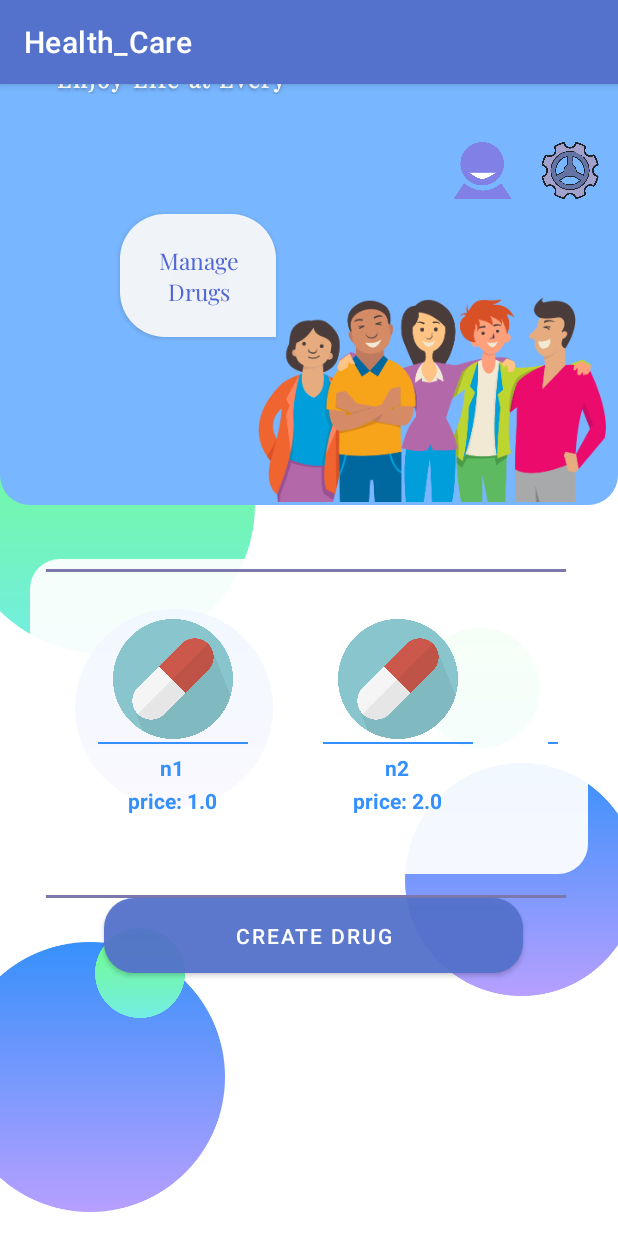
After one commit to mohammadhnz/Health-care, an Android app: the AdminMainPage screen opened directly, with no data from a screen before it, on a phone screen of 412 x 824 dp. The commit adds this screen. Run offline under Robolectric (Android 15) with nearby library versions, the phone set to English and light mode, and no system bars; Roboto replaces fonts that are not available here.

Commit message:
feat: add admin page and create drug

```diff
--- a/app/src/main/AndroidManifest.xml
+++ b/app/src/main/AndroidManifest.xml
@@ -9,6 +9,12 @@
         android:roundIcon="@mipmap/ic_launcher_round"
         android:supportsRtl="true"
         android:theme="@style/Theme.Health_Care">
+        <activity
+            android:name=".activities.CreateDrugPage"
+            android:exported="false" />
+        <activity
+            android:name=".activities.AdminMainPage"
+            android:exported="false" />
         <activity
             android:name=".activities.DrugPage"
             android:exported="false" />
--- /dev/null
+++ b/app/src/main/java/com/example/health_care/activities/AdminMainPage.java
@@ -0,0 +1,81 @@
+package com.example.health_care.activities;
+
+import androidx.appcompat.app.AppCompatActivity;
+import androidx.appcompat.widget.AppCompatButton;
+import androidx.recyclerview.widget.LinearLayoutManager;
+import androidx.recyclerview.widget.RecyclerView;
+
+import android.annotation.SuppressLint;
+import android.content.Intent;
+import android.media.Image;
+import android.os.Bundle;
+import android.view.View;
+import android.widget.Button;
+import android.widget.ImageView;
+import android.widget.TextView;
+import android.widget.Toast;
+
+import com.example.health_care.PharmacyPanelActivity;
+import com.example.health_care.R;
+import com.example.health_care.adapters.CustomerMainPageDrugAdapter;
+import com.example.health_care.adapters.CustomerMainPagePharmacyAdapter;
+import com.example.health_care.controllers.UserController;
+import com.example.health_care.models.Admin;
+import com.example.health_care.models.Customer;
+import com.example.health_care.models.Drug;
+import com.example.health_care.models.Pharmacy;
+
+import java.text.ParseException;
+
+public class AdminMainPage extends AppCompatActivity implements CustomerMainPagePharmacyAdapter.OnNoteListener, CustomerMainPageDrugAdapter.OnNoteListenerDrug{
+    RecyclerView markedPharmacyRecycler;
+    RecyclerView markedDrugRecycler;
+    Button getStartedBtn;
+    Button createDrugBtn;
+    ImageView personalInfoIcon;
+    ImageView settingIcon;
+    Admin admin;
+    CustomerMainPageDrugAdapter drugAdapter;
+
+    @SuppressLint("NotifyDataSetChanged")
+    @Override
+    protected void onCreate(Bundle savedInstanceState) {
+        super.onCreate(savedInstanceState);
+        setContentView(R.layout.activity_admin_main_page);
+
+        markedPharmacyRecycler = findViewById(R.id.top_recycler_id);
+        getStartedBtn = findViewById(R.id.get_started_button_id);
+        createDrugBtn = findViewById(R.id.create_drug);
+        personalInfoIcon = findViewById(R.id.persona_icon_id);
+        settingIcon = findViewById(R.id.setting_icon_id);
+
+        admin = (Admin) UserController.getInstance().getCurrentUser();
+        Drug drug1 = new Drug("id1", "n1", 1.0, "des 1");
+        Drug drug2 = new Drug("id2", "n2", 2.0, "des 1");
+        Drug drug3 = new Drug("id3", "n3", 3.0, "des 1");
+        markedPharmacyRecycler.setLayoutManager(new LinearLayoutManager(getApplicationContext(), LinearLayoutManager.HORIZONTAL, false));
+        drugAdapter = new CustomerMainPageDrugAdapter(this, Drug.getDrugs(), this);
+        markedPharmacyRecycler.setAdapter(drugAdapter);
+        drugAdapter.notifyDataSetChanged();
+        createDrugBtn.setOnClickListener(new View.OnClickListener() {
+            @Override
+            public void onClick(View view) {
+                Intent intent = new Intent(AdminMainPage.this, CreateDrugPage.class);
+                startActivity(intent);
+            }
+        });
+
+    }
+
+
+    @SuppressLint("NotifyDataSetChanged")
+    @Override
+    public void OnNoteListener(ImageView icon, TextView pharmacyName, int position) {
+
+    }
+
+    @Override
+    public void OnNoteListenerDrug(ImageView icon, TextView drugName, TextView drugPrice, int position) throws ParseException {
+
+    }
+}
--- /dev/null
+++ b/app/src/main/java/com/example/health_care/activities/CreateDrugPage.java
@@ -0,0 +1,100 @@
+package com.example.health_care.activities;
+
+import androidx.appcompat.app.AppCompatActivity;
+import androidx.appcompat.widget.AppCompatButton;
+
+import android.content.Intent;
+import android.os.Bundle;
+import android.view.View;
+import android.widget.Button;
+import android.widget.EditText;
+import android.widget.TextView;
+import android.widget.Toast;
+
+import com.example.health_care.Exceptions.PharmacyLoginException;
+import com.example.health_care.PharmacyPanelActivity;
+import com.example.health_care.PharmacyRegisterActivity;
+import com.example.health_care.R;
+import com.example.health_care.controllers.Exceptions.LoginExceptions;
+import com.example.health_care.controllers.Exceptions.LoginOnceException;
+import com.example.health_care.controllers.PharmacyController;
+import com.example.health_care.controllers.UserController;
+import com.example.health_care.models.Drug;
+import com.example.health_care.models.Pharmacy;
+
+public class CreateDrugPage extends AppCompatActivity {
+    EditText drugName;
+    EditText drugId;
+    AppCompatButton loginButton;
+    TextView drugPrice;
+    TextView drugDescription;
+
+    @Override
+    protected void onCreate(Bundle savedInstanceState) {
+        super.onCreate(savedInstanceState);
+        setContentView(R.layout.add_drug_page);
+
+        drugName = findViewById(R.id.drug_name);
+        drugId = findViewById(R.id.drug_id);
+        drugPrice = findViewById(R.id.drug_price_id);
+        drugDescription = findViewById(R.id.drug_desc_id);
+        loginButton = findViewById(R.id.create_drug_button);
+
+        loginButton.setOnClickListener(new View.OnClickListener() {
+            @Override
+            public void onClick(View view) {
+                String drugNameValue = drugName.getText().toString();
+                String drugPriceValue = drugPrice.getText().toString();
+                String drugDescriptionValue = drugDescription.getText().toString();
+                String drugIdValue = drugId.getText().toString();
+                if (validateData(drugNameValue, drugPriceValue, drugDescriptionValue, drugIdValue)) {
+                    new Drug(drugIdValue, drugNameValue, Float.parseFloat(drugPriceValue), drugDescriptionValue);
+                    Toast toast = Toast.makeText(CreateDrugPage.this, "drug has been created.", Toast.LENGTH_SHORT);
+                    toast.show();
+                    finish();
+                }
+            }
+        });
+    }
+
+    private boolean validateData(String drugNameValue, String drugPriceValue, String drugDescriptionValue, String drugIdValue) {
+        if (isEmptyInput(drugNameValue, drugDescriptionValue)) {
+            Toast toast = Toast.makeText(
+                    CreateDrugPage.this,
+                    "please enter valid name and description",
+                    Toast.LENGTH_LONG
+            );
+            toast.show();
+            return false;
+        }
+        try {
+            float number = Float.parseFloat(drugPriceValue);
+        } catch (Exception e) {
+            createToast("Wrong Price!");
+            return false;
+        }
+        try {
+            float number = Integer.parseInt(drugIdValue);
+        } catch (Exception e) {
+            createToast("Wrong Id!");
+            return false;
+        }
+        return true;
+    }
+
+
+    protected void showNotFoundError(PharmacyLoginException e) {
+        Toast toast = Toast.makeText(this, e.getMessage(), Toast.LENGTH_SHORT);
+        toast.show();
+    }
+
+    private boolean isEmptyInput(String username, String password) {
+        return username.isEmpty() || password.isEmpty();
+    }
+
+    private void createToast(String message) {
+        Toast toast = Toast.makeText(CreateDrugPage.this, message, Toast.LENGTH_LONG);
+        toast.show();
+    }
+
+}
--- a/app/src/main/java/com/example/health_care/activities/LoginPage.java
+++ b/app/src/main/java/com/example/health_care/activities/LoginPage.java
@@ -18,6 +18,7 @@ import com.example.health_care.controllers.Exceptions.LoginExceptions;
 import com.example.health_care.controllers.Exceptions.LoginOnceException;
 import com.example.health_care.controllers.PharmacyController;
 import com.example.health_care.controllers.UserController;
+import com.example.health_care.models.Admin;
 import com.example.health_care.models.Pharmacy;
 
 public class LoginPage extends AppCompatActivity {
@@ -55,8 +56,8 @@ public class LoginPage extends AppCompatActivity {
                             startActivity(intent);
                         } catch (PharmacyLoginException e) {
                             showNotFoundError(e);
-                        }
-                    }else{
+                        }}
+                    else{
                         String loginResultMessage = "";
                         try {
                             UserController.getInstance().login(username, password);
@@ -123,10 +124,10 @@ public class LoginPage extends AppCompatActivity {
 
         }
         else if(userType.equals("Admin")){
-//            intent = new Intent(
-//                    LoginPage.this,
-//                    TeacherPanelPageActivity.class
-//            );
+            intent = new Intent(
+                    LoginPage.this,
+                    AdminMainPage.class
+            );
         }
         else{
             intent = new Intent(LoginPage.this, PharmacyPanelActivity.class);
--- a/app/src/main/java/com/example/health_care/activities/SignInPage.java
+++ b/app/src/main/java/com/example/health_care/activities/SignInPage.java
@@ -68,8 +68,10 @@ public class SignInPage extends AppCompatActivity {
                                         sLastname
                                 );
                                 createToast(response);
-                                // TODO: change intent to admin activity
-                            }else{
+                                Intent intent = new Intent(SignInPage.this, AdminMainPage.class);
+                                setEmptyTextEditors();
+                                startActivity(intent);
+                            } else {
                                 createToast("incorrect validation key");
                                 setEmptyTextEditors();
                             }
--- a/app/src/main/java/com/example/health_care/models/Admin.java
+++ b/app/src/main/java/com/example/health_care/models/Admin.java
@@ -8,6 +8,15 @@ public class Admin extends User {
     public Admin(String username, String password, String firstName, String gmail) {
         super(username, password, firstName, gmail);
     }
+    public static Admin findByInfo(String name, String password) {
+        for (Admin admin: admins
+        ) {
+            if (admin.getUsername().equals(name) && admin.getPassword().equals(password)) {
+                return admin;
+            }
+        }
+        return null;
+    }
 
     public static void setAdmins(ArrayList<Admin> admins) {
         Admin.admins = admins;
--- a/app/src/main/java/com/example/health_care/models/Pharmacy.java
+++ b/app/src/main/java/com/example/health_care/models/Pharmacy.java
@@ -1,6 +1,4 @@
 package com.example.health_care.models;
-
-import com.example.health_care.models.Drug;
 
 import java.util.ArrayList;
 
@@ -119,7 +117,7 @@ public class Pharmacy {
         return null;
     }
 
-    public void addDrugToPharmacy(String id, String name, double price, String description){
+    public void addDrugToPharmacy(String id, String name, double price, String description) {
         drugs.add(new Drug(id, name, price, description));
     }
 
--- /dev/null
+++ b/app/src/main/res/layout/activity_admin_main_page.xml
@@ -0,0 +1,185 @@
+<?xml version="1.0" encoding="utf-8"?>
+<LinearLayout xmlns:android="http://schemas.android.com/apk/res/android"
+    android:orientation="vertical"
+    xmlns:app="http://schemas.android.com/apk/res-auto"
+    xmlns:tools="http://schemas.android.com/tools"
+    android:layout_width="match_parent"
+    android:layout_height="match_parent"
+    android:background="#FFFFFF"
+    android:clipToOutline="true"
+    tools:context=".MainActivity">
+
+
+    <View
+        android:layout_width="200dp"
+        android:layout_height="200dp"
+        android:layout_marginStart="-30dp"
+        android:layout_marginTop="180dp"
+        android:layout_marginEnd="300dp"
+        android:layout_marginBottom="140dp"
+        android:background="@drawable/circle" />
+
+    <View
+        android:layout_width="132dp"
+        android:layout_height="132dp"
+        android:layout_marginStart="50dp"
+        android:layout_marginTop="-170dp"
+        android:layout_marginEnd="265dp"
+        android:background="@drawable/circle2" />
+
+    <View
+        android:layout_width="180dp"
+        android:layout_height="180dp"
+        android:layout_marginStart="-30dp"
+        android:layout_marginTop="90dp"
+        android:layout_marginEnd="300dp"
+        android:layout_marginBottom="140dp"
+        android:background="@drawable/circle2" />
+
+    <View
+        android:layout_width="60dp"
+        android:layout_height="60dp"
+        android:layout_marginStart="63dp"
+        android:layout_marginTop="-329dp"
+        android:layout_marginEnd="-10dp"
+        android:layout_marginBottom="140dp"
+        android:background="@drawable/circle" />
+
+    <View
+        android:layout_width="80dp"
+        android:layout_height="80dp"
+        android:layout_marginStart="280dp"
+        android:layout_marginTop="-400dp"
+        android:layout_marginEnd="-10dp"
+        android:layout_marginBottom="140dp"
+        android:background="@drawable/circle" />
+
+    <View
+        android:layout_width="155dp"
+        android:layout_height="155dp"
+        android:layout_marginStart="270dp"
+        android:layout_marginTop="-130dp"
+        android:layout_marginEnd="300dp"
+        android:layout_marginBottom="140dp"
+        android:background="@drawable/circle2" />
+
+    <View
+        android:layout_width="412dp"
+        android:layout_height="wrap_content"
+        android:layout_marginStart="0dp"
+        android:layout_marginTop="-770dp"
+        android:layout_marginEnd="300dp"
+        android:layout_marginBottom="140dp"
+        android:background="@drawable/customer_main_page_up" />
+
+    <ImageView
+        android:layout_width="232dp"
+        android:layout_height="179dp"
+        android:layout_marginTop="-300dp"
+        android:layout_marginStart="172dp"
+        android:layout_marginEnd="4dp"
+        android:layout_marginBottom="476dp"
+        app:srcCompat="@drawable/pngitem_4053786" />
+
+    <androidx.recyclerview.widget.RecyclerView
+        android:id="@+id/top_recycler_id"
+        android:layout_width="372dp"
+        android:layout_height="210dp"
+        android:layout_marginStart="20dp"
+        android:layout_marginTop="-459dp"
+        android:layout_marginEnd="120dp"
+        android:layout_marginBottom="251dp"
+        android:background="@drawable/customer_main_page_cell1"
+        android:orientation="horizontal"
+        app:layoutManager="androidx.recyclerview.widget.LinearLayoutManager" />
+
+    <Button
+        android:id="@+id/create_drug"
+        android:layout_width="279dp"
+        android:layout_height="50dp"
+        android:layout_marginStart="69dp"
+        android:layout_marginTop="-235dp"
+        android:layout_marginEnd="120dp"
+        android:layout_marginBottom="251dp"
+        android:background="@drawable/customer_main_page_cell1"
+        android:orientation="horizontal"
+        android:text="Create Drug"
+        app:layoutManager="androidx.recyclerview.widget.LinearLayoutManager" />
+
+    <TextView
+        android:id="@+id/secure_your"
+        android:layout_width="317dp"
+        android:layout_height="35dp"
+        android:layout_marginStart="38dp"
+        android:layout_marginTop="-890dp"
+        android:layout_marginEnd="120dp"
+        android:layout_marginBottom="251dp"
+        android:gravity="top"
+        android:text="@string/secure_your"
+        android:textAppearance="@style/secure_your" />
+
+    <TextView
+        android:id="@+id/enjoy_life_"
+        android:layout_width="200dp"
+        android:layout_height="22dp"
+        android:layout_marginStart="38dp"
+        android:layout_marginTop="-256dp"
+        android:layout_marginEnd="181dp"
+        android:fontFamily="@font/playfair_display"
+        android:gravity="top"
+        android:letterSpacing="0.08"
+        android:text="@string/enjoy_life_"
+        android:textAppearance="@style/enjoy_life_"
+        android:textSize="15dp"
+        android:textStyle="bold" />
+
+    <androidx.appcompat.widget.AppCompatButton
+        android:id="@+id/get_started_button_id"
+        android:layout_width="104dp"
+        android:layout_height="82dp"
+        android:layout_marginStart="80dp"
+        android:layout_marginTop="80dp"
+        android:background="@drawable/get_started_btn_style"
+        android:fontFamily="@font/playfair_display"
+        android:text="Manage Drugs"
+        android:textAppearance="@style/get_started" />
+
+    <ImageView
+        android:id="@+id/persona_icon_id"
+        android:layout_width="43dp"
+        android:layout_height="38dp"
+        android:layout_marginTop="-130dp"
+        android:layout_marginEnd="57dp"
+        android:layout_marginStart="300dp"
+        android:layout_marginBottom="677dp"
+        android:backgroundTint="#0C0505"
+        android:backgroundTintMode="multiply"
+        app:srcCompat="@drawable/pngitem_587330" />
+
+    <ImageView
+        android:id="@+id/setting_icon_id"
+        android:layout_width="40dp"
+        android:layout_height="38dp"
+        android:layout_marginEnd="9dp"
+        android:layout_marginTop="-715dp"
+        android:layout_marginStart="360dp"
+        android:layout_marginBottom="662dp"
+        app:srcCompat="@drawable/pngitem_1428153" />
+
+    <View
+        android:layout_width="348dp"
+        android:layout_height="2dp"
+        android:layout_marginStart="30dp"
+        android:layout_marginTop="-415dp"
+        android:layout_marginEnd="33dp"
+        android:background="@drawable/line_1" />
+
+    <View
+        android:layout_width="348dp"
+        android:layout_height="2dp"
+        android:layout_marginStart="30dp"
+        android:layout_marginTop="215dp"
+        android:layout_marginEnd="33dp"
+        android:background="@drawable/line_1" />
+
+</LinearLayout>
--- a/app/src/main/res/layout/add_drug_page.xml
+++ b/app/src/main/res/layout/add_drug_page.xml
@@ -105,7 +105,7 @@
         android:textColorHint="#8C8C9C" />
 
     <androidx.appcompat.widget.AppCompatButton
-        android:id="@+id/sign_in_button_id"
+        android:id="@+id/create_drug_button"
         android:layout_width="126dp"
         android:layout_height="40dp"
         android:layout_marginStart="150dp"
--- a/app/src/main/res/values/strings.xml
+++ b/app/src/main/res/values/strings.xml
@@ -17,6 +17,7 @@
     <string name="get_started">Get \nStarted!</string>
     <string name="pharmacies_">Pharmacies You Marked</string>
     <string name="your_drug_s">Your Drug Search History</string>
+    <string name="latest_drugs">Latest Drugs</string>
     <string name="search">search</string>
     <string name="search_medi">Search Medicine</string>
     <string name="login_successful_message">Successfully login</string>
```
Also changed, not shown: app/src/main/java/com/example/health_care/models/Customer.java (+8 -4 lines), app/src/main/java/com/example/health_care/models/Drug.java (+11 -2 lines), app/src/main/java/com/example/health_care/models/PharmacyAdmin.java (+8 -7 lines), app/src/main/java/com/example/health_care/models/User.java (+17 -2 lines), app/src/main/res/drawable-xxhdpi/search_icon.png (renamed from app/src/main/res/drawable/search_icon.png).
